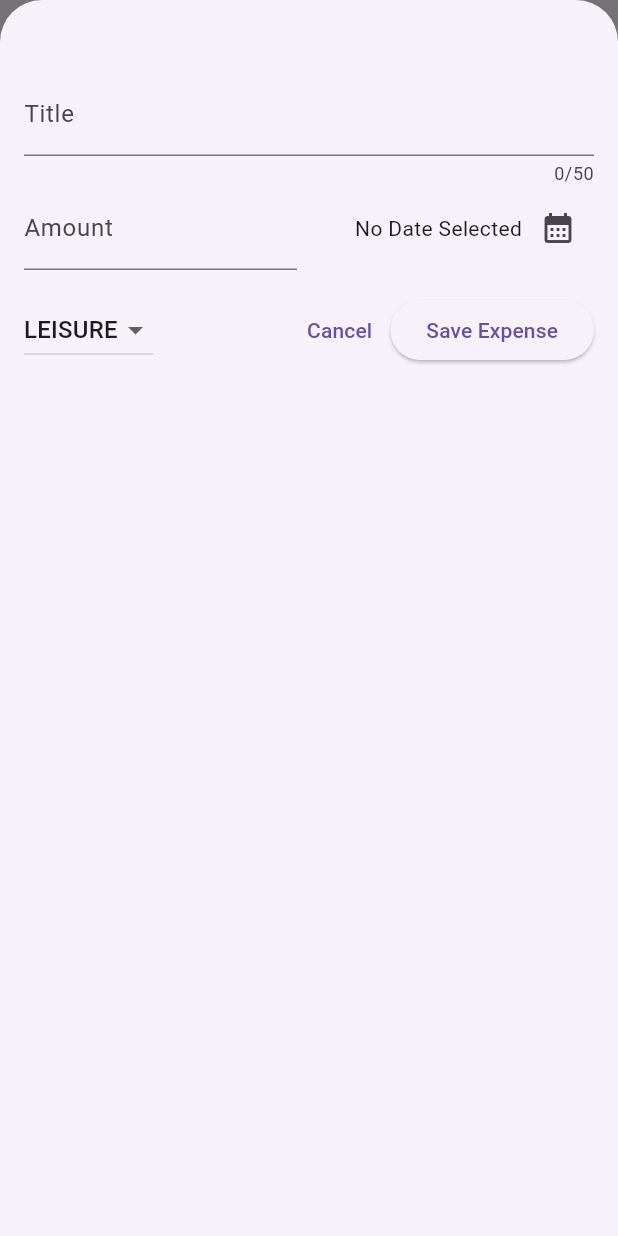
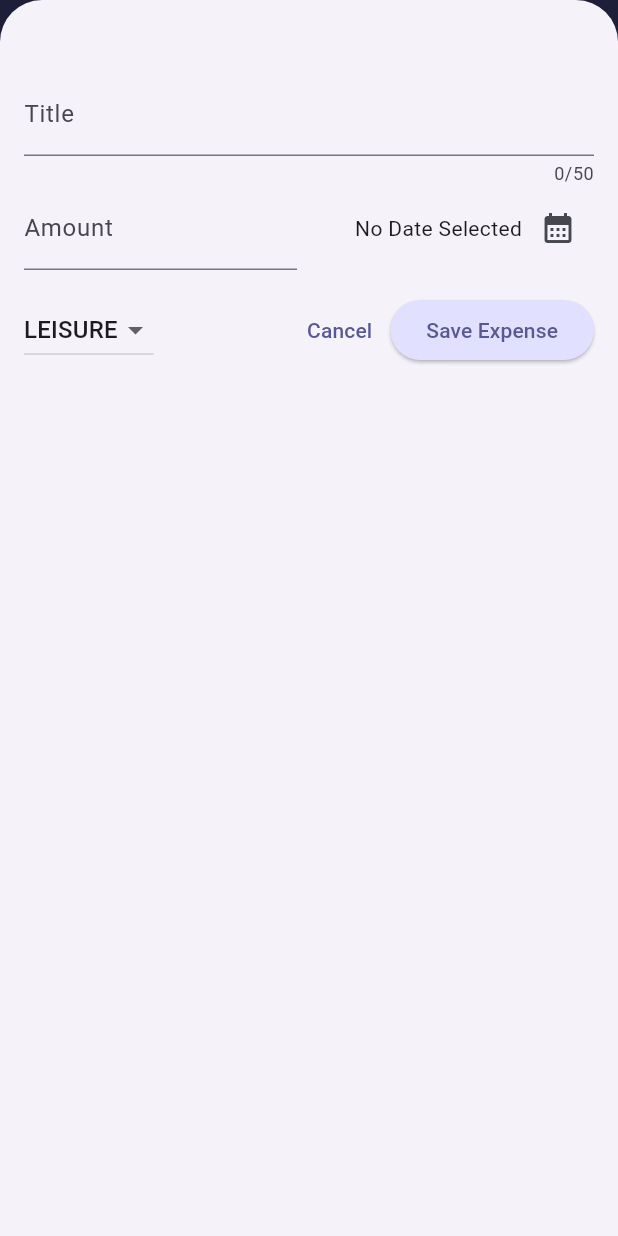
Before and after one commit to Agrima5115/Expense-Tracker-App, a Flutter app: the screen it shows after launch, after a tap on the "add" icon, on a phone screen of 412 x 824 dp. Run offline on Flutter 3.47's test engine with Material 3 defaults, Android fonts, the phone set to English and light mode, and no system bars.

Commit message:
updated themes

```diff
--- a/lib/main.dart
+++ b/lib/main.dart
@@ -1,10 +1,39 @@
 import 'package:flutter/material.dart';
 import 'package:expense_tracker/widgets/expenses.dart';
 
+var kColorScheme =
+    ColorScheme.fromSeed(seedColor: const Color.fromARGB(255, 46, 42, 255));
+
 void main() {
   runApp(
-    const MaterialApp(
-      home: Expenses(),
+    MaterialApp(
+      theme: ThemeData().copyWith(
+        colorScheme: kColorScheme,
+        appBarTheme: const AppBarTheme().copyWith(
+          backgroundColor: kColorScheme.onPrimaryContainer,
+          foregroundColor: kColorScheme.primaryContainer,
+        ),
+        cardTheme: const CardTheme().copyWith(
+          color: kColorScheme.secondaryContainer,
+          margin: const EdgeInsets.symmetric(
+            horizontal: 10,
+            vertical: 6,
+          ),
+        ),
+        elevatedButtonTheme: ElevatedButtonThemeData(
+          style: ElevatedButton.styleFrom(
+            backgroundColor: kColorScheme.primaryContainer,
+          ),
+        ),
+        textTheme: ThemeData().textTheme.copyWith(
+              titleLarge: TextStyle(
+                fontWeight: FontWeight.bold,
+                color: kColorScheme.onSecondaryContainer,
+                fontSize: 17,
+              ),
+            ),
+      ),
+      home: const Expenses(),
     ),
   );
 }
--- a/lib/widgets/expenses_list/expense_item.dart
+++ b/lib/widgets/expenses_list/expense_item.dart
@@ -16,7 +16,12 @@ class ExpenseItem extends StatelessWidget {
         ),
         child: Column(
           children: [
-            Text(expense.title),
+            Text(
+              expense.title,
+              style: Theme.of(context).textTheme.titleLarge.copyWith(
+                fontSize: 14,
+              ),
+            ),
             const SizedBox(height: 4),
             Row(
               children: [
--- a/lib/widgets/expenses_list/expenses_list.dart
+++ b/lib/widgets/expenses_list/expenses_list.dart
@@ -18,6 +18,11 @@ class ExpensesList extends StatelessWidget {
       itemCount: expenses.length,
       itemBuilder: (ctx, index) => Dismissible(
         key: ValueKey(expenses[index]),
+        background: Container(
+          color: Theme.of(context).colorScheme.error.withBlue(230).withGreen(142).withRed(133).withOpacity(0.5),
+          margin: EdgeInsets.symmetric(
+              horizontal: Theme.of(context).cardTheme.margin!.horizontal),
+        ),
         onDismissed: (direction) {
           onRemoveExpense(expenses[index]);
         },
```
